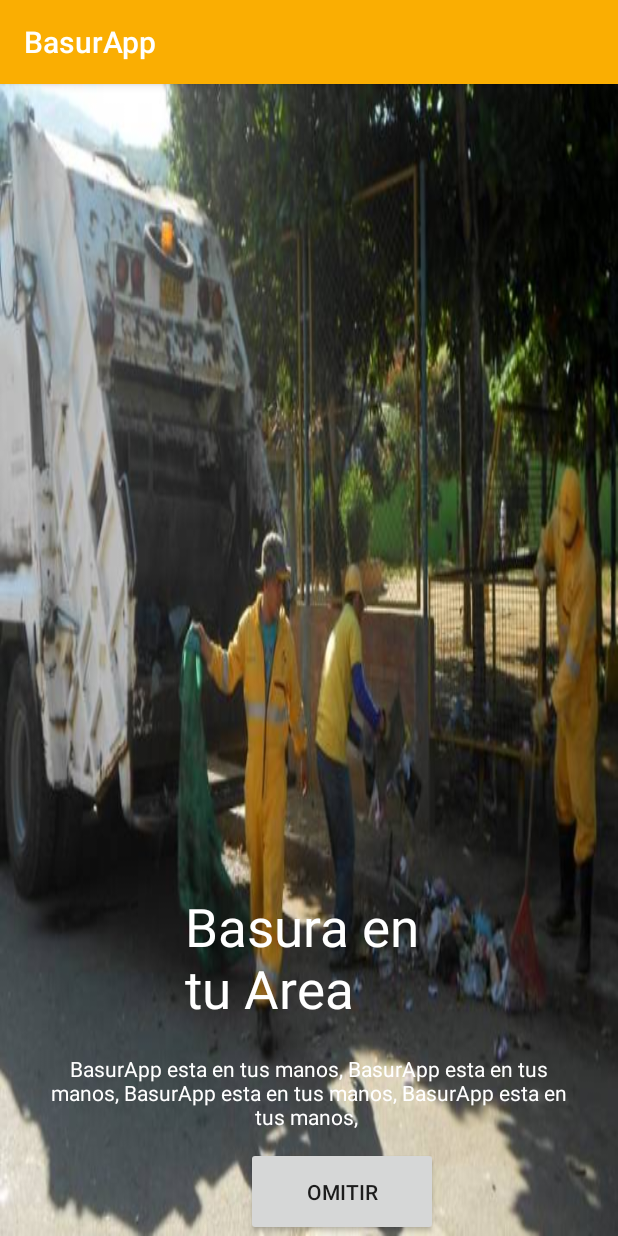
After one commit to carlrey9/ProyectoMoviles, an Android app: the SlideActivity screen opened directly, with no data from a screen before it, on a phone screen of 412 x 824 dp. The commit adds this screen. Run offline under Robolectric (Android 15) with nearby library versions, the phone set to English and light mode, and no system bars.

Commit message:
intro y recicler funcionando sin ordenar el codigo

```diff
--- a/BasurApp/app/build.gradle
+++ b/BasurApp/app/build.gradle
@@ -39,6 +39,7 @@ dependencies {
     implementation 'com.google.firebase:firebase-core:17.4.0'
     implementation 'com.google.firebase:firebase-database:19.3.0'
     implementation 'com.google.firebase:firebase-auth:19.3.1'
+    implementation 'com.squareup.picasso:picasso:2.71828'
 
     implementation "androidx.core:core-ktx:+"
 
--- a/BasurApp/app/src/main/AndroidManifest.xml
+++ b/BasurApp/app/src/main/AndroidManifest.xml
@@ -9,14 +9,16 @@
         android:roundIcon="@mipmap/ic_launcher_round"
         android:supportsRtl="true"
         android:theme="@style/AppTheme">
-        <activity android:name=".view.activity.HomeActivity"></activity>
-        <activity android:name=".view.activity.LoginActivity">
+        <activity android:name=".view.activity.IntroActivity">
             <intent-filter>
                 <action android:name="android.intent.action.MAIN" />
 
                 <category android:name="android.intent.category.LAUNCHER" />
             </intent-filter>
         </activity>
+        <activity android:name=".view.activity.SlideActivity"></activity>
+        <activity android:name=".view.activity.HomeActivity"></activity>
+        <activity android:name=".view.activity.LoginActivity"></activity>
         <activity android:name=".view.activity.RegistroActivity"></activity>
         <activity android:name=".view.activity.MainActivity"></activity>
     </application>
--- /dev/null
+++ b/BasurApp/app/src/main/java/co/edu/unab/proyectomoviles/basurapp/view/activity/SlideActivity.java
@@ -0,0 +1,106 @@
+package co.edu.unab.proyectomoviles.basurapp.view.activity;
+
+import android.content.Intent;
+import android.content.SharedPreferences;
+import android.os.Bundle;
+import android.text.Html;
+import android.view.View;
+import android.view.WindowManager;
+import android.widget.Button;
+import android.widget.LinearLayout;
+import android.widget.TextView;
+
+import androidx.appcompat.app.AppCompatActivity;
+import androidx.viewpager.widget.ViewPager;
+
+import co.edu.unab.proyectomoviles.basurapp.R;
+import co.edu.unab.proyectomoviles.basurapp.view.adapter.SliderAdapter;
+
+public class SlideActivity extends AppCompatActivity {
+
+    private ViewPager view_pager;
+    private SliderAdapter sliderAdapter;
+    private LinearLayout layout_dots;
+    private TextView[] tv_dost;
+    private Button btnOmitirIntro;
+
+    @Override
+    protected void onCreate(Bundle savedInstanceState) {
+        super.onCreate(savedInstanceState);
+        setContentView(R.layout.activity_slide);
+
+        final SharedPreferences misPreferencias = getSharedPreferences(getString(R.string.mis_datos_primer_ingreso2), MODE_PRIVATE);
+
+        Boolean logueado = misPreferencias.getBoolean("primerIngreso2", false);
+        if(logueado){
+            Intent in = new Intent(SlideActivity.this, LoginActivity.class);
+            startActivity(in);
+            finish();
+        }
+
+        this.getWindow().setFlags(WindowManager.LayoutParams.FLAG_FULLSCREEN, WindowManager.LayoutParams.FLAG_FULLSCREEN);
+        view_pager = findViewById(R.id.view_pager);
+        layout_dots = findViewById(R.id.layout_dots);
+        btnOmitirIntro = findViewById(R.id.btn_omitir_intro);
+
+        sliderAdapter = new SliderAdapter((SlideActivity.this));
+        view_pager.setAdapter(sliderAdapter);
+
+        addDots(0);
+
+        view_pager.addOnPageChangeListener(new ViewPager.OnPageChangeListener() {
+            @Override
+            public void onPageScrolled(int position, float positionOffset, int positionOffsetPixels) {
+
+            }
+
+            @Override
+            public void onPageSelected(int position) {
+                addDots(position);
+            }
+
+            @Override
+            public void onPageScrollStateChanged(int state) {
+
+            }
+        });
+
+
+        btnOmitirIntro.setOnClickListener(new View.OnClickListener() {
+            @Override
+            public void onClick(View v) {
+
+                SharedPreferences.Editor miEditor = misPreferencias.edit();
+                miEditor.putBoolean("primerIngreso2", true);
+                miEditor.apply();
+
+                Intent in = new Intent(SlideActivity.this, LoginActivity.class);
+                startActivity(in);
+                finish();
+            }
+        });
+
+
+
+
+
+
+
+    }
+
+    private void addDots(int position){
+        tv_dost = new TextView[3];
+        layout_dots.removeAllViews();
+        for (int i = 0; i < tv_dost.length; i++){
+            tv_dost[i] = new TextView(SlideActivity.this);
+            tv_dost[i].setText(Html.fromHtml("&#8226;"));
+            tv_dost[i].setTextSize(35);
+            tv_dost[i].setTextColor(getResources().getColor(R.color.light_white));
+
+            layout_dots.addView(tv_dost[i]);
+        }
+        if (tv_dost.length > 0){
+            tv_dost[position].setTextColor(getResources().getColor(R.color.colorPrimary));
+        }
+    }
+}
--- /dev/null
+++ b/BasurApp/app/src/main/java/co/edu/unab/proyectomoviles/basurapp/view/adapter/SliderAdapter.java
@@ -0,0 +1,75 @@
+package co.edu.unab.proyectomoviles.basurapp.view.adapter;
+
+import android.content.Context;
+import android.view.LayoutInflater;
+import android.view.View;
+import android.view.ViewGroup;
+import android.widget.ImageView;
+import android.widget.RelativeLayout;
+import android.widget.TextView;
+
+import androidx.annotation.NonNull;
+import androidx.viewpager.widget.PagerAdapter;
+
+import co.edu.unab.proyectomoviles.basurapp.R;
+
+public class SliderAdapter extends PagerAdapter {
+
+    private Context context;
+
+    public SliderAdapter(Context context) {
+        this.context = context;
+    }
+
+    private int[] slide_imagens = {
+            R.drawable.s1,
+            R.drawable.s2,
+            R.drawable.s3,
+    };
+
+    private String[] slider_title = {
+            "Basura en \ntu Area",
+            "Saca a \ntiempo la Basura",
+            "Sin \ndesesperos ni Afanes"
+    };
+
+    private String[] slider_desc = {
+            "BasurApp esta en tus manos, BasurApp esta en tus manos, BasurApp esta en tus manos, BasurApp esta en tus manos, ",
+            "BasurApp esta en tus manos, BasurApp esta en tus manos, BasurApp esta en tus manos, BasurApp esta en tus manos, ",
+            "BasurApp esta en tus manos, BasurApp esta en tus manos, BasurApp esta en tus manos, BasurApp esta en tus manos, "
+    };
+
+    @Override
+    public int getCount() {
+        return slider_title.length;
+    }
+
+    @Override
+    public boolean isViewFromObject(@NonNull View view, @NonNull Object object) {
+        return view == (RelativeLayout) object;
+
+    }
+
+    @NonNull
+    @Override
+    public Object instantiateItem(@NonNull ViewGroup container, int position) {
+        LayoutInflater layoutInflater = (LayoutInflater) context.getSystemService(context.LAYOUT_INFLATER_SERVICE);
+        View view = layoutInflater.inflate(R.layout.slide_layout, container, false);
+
+        ImageView img_banner = view.findViewById(R.id.img_banner);
+        TextView tv_title = view.findViewById(R.id.tv_title);
+        TextView tv_desc = view.findViewById(R.id.tv_desc);
+
+        img_banner.setImageResource(slide_imagens[position]);
+        tv_title.setText(slider_title[position]);
+        tv_desc.setText(slider_desc[position]);
+
+        container.addView(view);
+        return view;
+    }
+
+    @Override
+    public void destroyItem(@NonNull ViewGroup container, int position, @NonNull Object object) {
+        container.removeView((RelativeLayout)object);
+    }
+}
--- /dev/null
+++ b/BasurApp/app/src/main/res/drawable-v24/arrow_right.xml
@@ -0,0 +1,5 @@
+<vector android:height="24dp" android:tint="#FFFFFF"
+    android:viewportHeight="24.0" android:viewportWidth="24.0"
+    android:width="24dp" xmlns:android="http://schemas.android.com/apk/res/android">
+    <path android:fillColor="#FF000000" android:pathData="M8.59,16.34l4.58,-4.59 -4.58,-4.59L10,5.75l6,6 -6,6z"/>
+</vector>
--- /dev/null
+++ b/BasurApp/app/src/main/res/layout/activity_slide.xml
@@ -0,0 +1,38 @@
+<?xml version="1.0" encoding="utf-8"?>
+<RelativeLayout
+    xmlns:android="http://schemas.android.com/apk/res/android"
+    xmlns:app="http://schemas.android.com/apk/res-auto"
+    xmlns:tools="http://schemas.android.com/tools"
+    android:layout_width="match_parent"
+    android:layout_height="match_parent"
+    tools:context=".SlideActivity">
+
+    <Button
+        android:id="@+id/btn_omitir_intro"
+        android:layout_width="128dp"
+        android:layout_height="59dp"
+        android:layout_alignParentEnd="true"
+        android:layout_alignParentBottom="true"
+        android:layout_marginEnd="120dp"
+        android:layout_marginBottom="0dp"
+        android:layout_weight="1"
+        android:text="@string/texto_boton_omitir" />
+
+    <androidx.viewpager.widget.ViewPager
+        android:id="@+id/view_pager"
+        android:layout_width="match_parent"
+        android:layout_height="match_parent">
+
+    </androidx.viewpager.widget.ViewPager>
+
+    <LinearLayout
+        android:id="@+id/layout_dots"
+        android:layout_width="wrap_content"
+        android:layout_height="wrap_content"
+        android:layout_centerHorizontal="true"
+        android:layout_alignParentBottom="true"
+        android:layout_marginBottom="20dp">
+
+    </LinearLayout>
+
+</RelativeLayout>
--- /dev/null
+++ b/BasurApp/app/src/main/res/layout/slide_layout.xml
@@ -0,0 +1,35 @@
+<?xml version="1.0" encoding="utf-8"?>
+<RelativeLayout
+    xmlns:android="http://schemas.android.com/apk/res/android"
+    android:layout_width="match_parent"
+    android:layout_height="match_parent">
+
+    <ImageView
+        android:id="@+id/img_banner"
+        android:layout_width="match_parent"
+        android:layout_height="match_parent"
+        android:scaleType="fitXY"/>
+
+    <TextView
+        android:id="@+id/tv_title"
+        android:layout_width="wrap_content"
+        android:layout_height="wrap_content"
+        android:layout_centerHorizontal="true"
+        android:textSize="35sp"
+        android:textColor="@color/white"
+        android:layout_above="@id/tv_desc"
+        android:layout_marginBottom="20dp"        />
+
+    <TextView
+        android:id="@+id/tv_desc"
+        android:layout_width="wrap_content"
+        android:layout_height="wrap_content"
+        android:layout_alignParentBottom="true"
+        android:layout_centerHorizontal="true"
+        android:layout_marginBottom="70dp"
+        android:layout_marginStart="30dp"
+        android:layout_marginEnd="30dp"
+        android:textColor="@color/white"
+        android:textAlignment="center"/>
+
+</RelativeLayout>
--- a/BasurApp/app/src/main/res/values/colors.xml
+++ b/BasurApp/app/src/main/res/values/colors.xml
@@ -1,6 +1,15 @@
 <?xml version="1.0" encoding="utf-8"?>
 <resources>
-    <color name="colorPrimary">#6200EE</color>
-    <color name="colorPrimaryDark">#3700B3</color>
-    <color name="colorAccent">#03DAC5</color>
+    <color name="colorPrimary">#faae02</color>
+    <color name="colorPrimaryDark">#faae02</color>
+    <color name="colorAccent">#faae02</color>
+
+    <color name="backgroud">#ff403b</color>
+    <color name="shadow">#ff2520</color>
+    <color name="highlight">#ff6e6b</color>
+
+    <color name="white">#ffffff</color>
+    <color name="black">#000000</color>
+    <color name="Dark">#191a1e</color>
+    <color name="light_white">#4dffffff</color>
 </resources>
--- a/BasurApp/app/src/main/res/values/strings.xml
+++ b/BasurApp/app/src/main/res/values/strings.xml
@@ -20,4 +20,6 @@
 
 
     <string name="mis_datos">BasurApp</string>
+    <string name="mis_datos_primer_ingreso">primerIngreso</string>
+    <string name="mis_datos_primer_ingreso2">primerIngreso2</string>
 </resources>
```
Also changed, not shown: BasurApp/app/src/main/java/co/edu/unab/proyectomoviles/basurapp/view/activity/IntroActivity.java (added, +60 -0 lines), BasurApp/app/src/main/res/drawable-v24/rectangle_white.xml (added, +7 -0 lines), BasurApp/app/src/main/res/layout/activity_intro.xml (added, +46 -0 lines), BasurApp/app/src/main/res/drawable-v24/s1.png (added), BasurApp/app/src/main/res/drawable-v24/s2.png (added), BasurApp/app/src/main/res/drawable-v24/s3.png (added).
